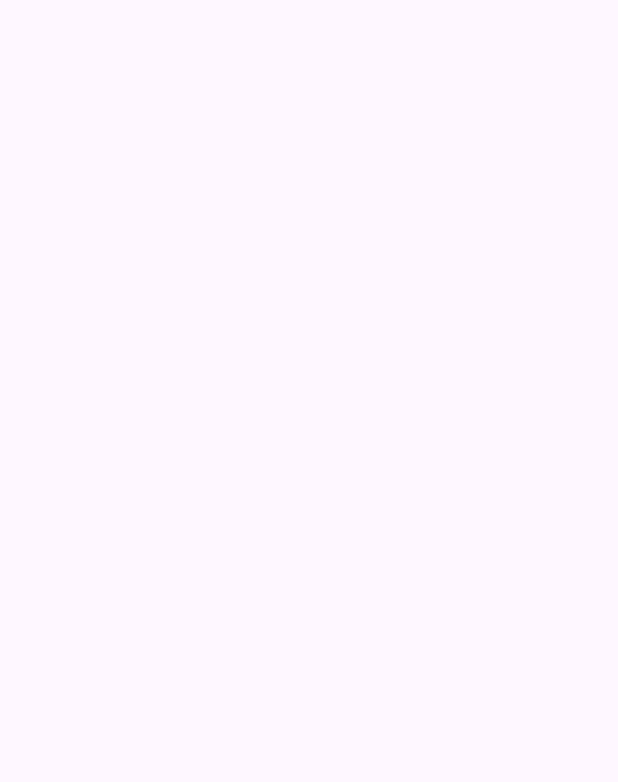
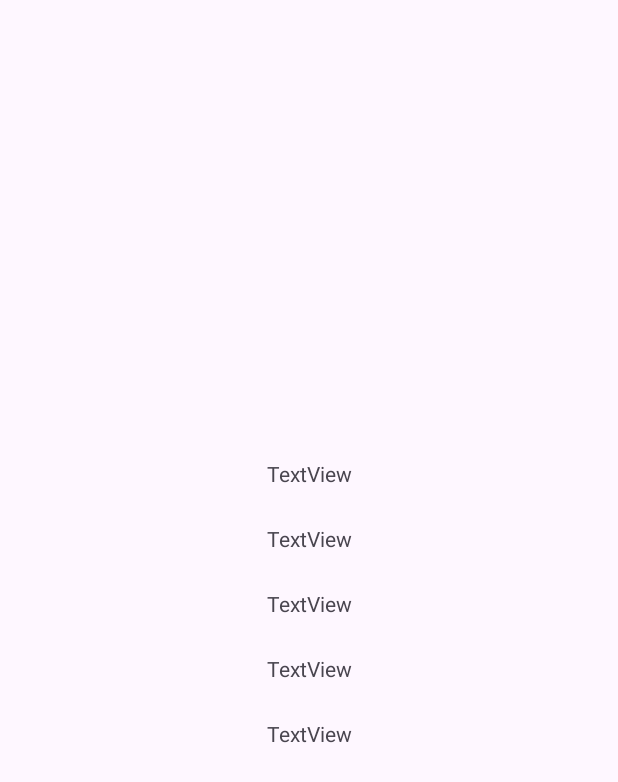
Before and after one commit to keithre19/Formulario, an Android app: the ReceiveDataForm screen opened directly, with no data from a screen before it, on a phone screen of 412 x 824 dp. Before the commit the part shown is empty. Shown: the top 782 px of the screen. Run offline under Robolectric (Android 15) with nearby library versions, the phone set to English and light mode, and no system bars.

Commit message:
add design

```diff
--- a/app/src/main/res/layout/activity_receive_data_form.xml
+++ b/app/src/main/res/layout/activity_receive_data_form.xml
@@ -7,4 +7,62 @@
     android:layout_height="match_parent"
     tools:context=".ReceiveDataForm">
 
+    <TextView
+        android:id="@+id/textViewName"
+        android:layout_width="wrap_content"
+        android:layout_height="wrap_content"
+        android:text="TextView"
+        app:layout_constraintBottom_toBottomOf="parent"
+        app:layout_constraintEnd_toEndOf="parent"
+        app:layout_constraintStart_toStartOf="parent"
+        app:layout_constraintTop_toTopOf="parent"
+        app:layout_constraintVertical_bias="0.38" />
+
+    <TextView
+        android:id="@+id/textViewLastName"
+        android:layout_width="wrap_content"
+        android:layout_height="wrap_content"
+        android:layout_marginTop="24dp"
+        android:text="TextView"
+        app:layout_constraintBottom_toBottomOf="parent"
+        app:layout_constraintEnd_toEndOf="parent"
+        app:layout_constraintStart_toStartOf="parent"
+        app:layout_constraintTop_toBottomOf="@+id/textViewName"
+        app:layout_constraintVertical_bias="0.0" />
+
+    <TextView
+        android:id="@+id/textViewPhoneNumber"
+        android:layout_width="wrap_content"
+        android:layout_height="wrap_content"
+        android:layout_marginTop="24dp"
+        android:text="TextView"
+        app:layout_constraintBottom_toBottomOf="parent"
+        app:layout_constraintEnd_toEndOf="parent"
+        app:layout_constraintStart_toStartOf="parent"
+        app:layout_constraintTop_toBottomOf="@+id/textViewLastName"
+        app:layout_constraintVertical_bias="0.0" />
+
+    <TextView
+        android:id="@+id/textViewAge"
+        android:layout_width="wrap_content"
+        android:layout_height="wrap_content"
+        android:layout_marginTop="24dp"
+        android:text="TextView"
+        app:layout_constraintBottom_toBottomOf="parent"
+        app:layout_constraintEnd_toEndOf="parent"
+        app:layout_constraintStart_toStartOf="parent"
+        app:layout_constraintTop_toBottomOf="@+id/textViewPhoneNumber"
+        app:layout_constraintVertical_bias="0.0" />
+
+    <TextView
+        android:id="@+id/textViewEmail"
+        android:layout_width="wrap_content"
+        android:layout_height="wrap_content"
+        android:layout_marginTop="24dp"
+        android:text="TextView"
+        app:layout_constraintBottom_toBottomOf="parent"
+        app:layout_constraintEnd_toEndOf="parent"
+        app:layout_constraintStart_toStartOf="parent"
+        app:layout_constraintTop_toBottomOf="@+id/textViewAge"
+        app:layout_constraintVertical_bias="0.0" />
 </androidx.constraintlayout.widget.ConstraintLayout>
```
